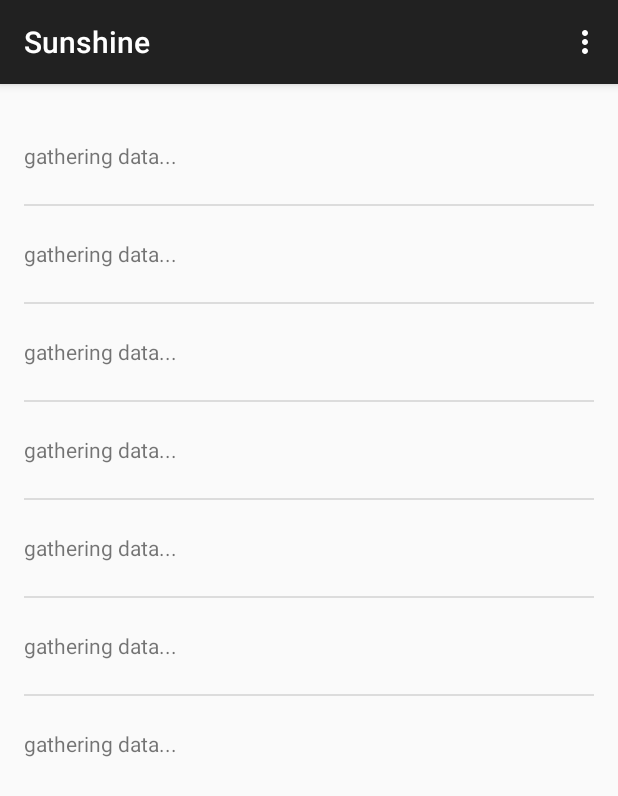
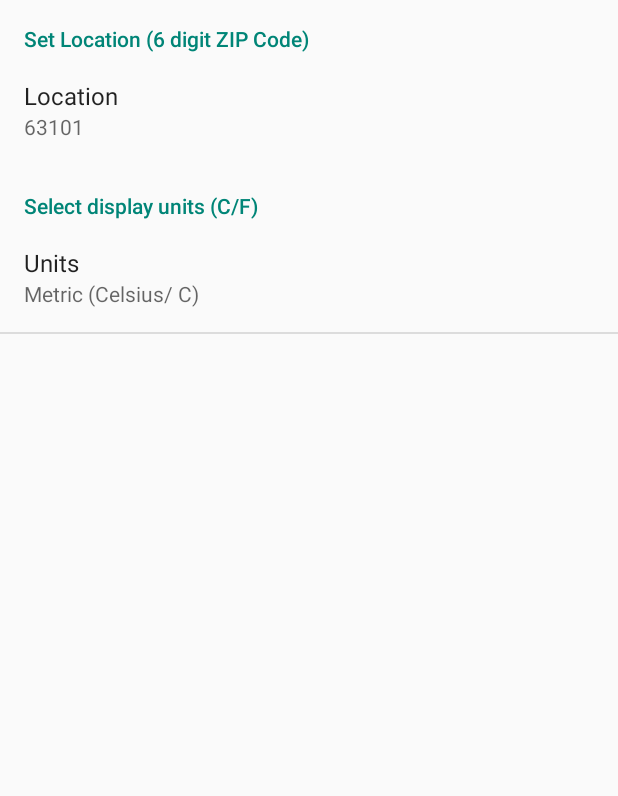
Before and after one commit to mnasty/Sunshine, an Android app: the screen it shows after launch (MainActivity before the commit, SettingsActivity after it), in the options menu, after a tap on "Settings", on a phone screen of 412 x 824 dp. Shown: the top 796 px of the screen. Run offline under Robolectric (Android 15) with nearby library versions, the phone set to English and light mode, and no system bars; 5 statements that could not run were skipped.

Commit message:
Can now enter location & select units from SettingsActivity as well as show User Location on Map

```diff
--- a/Sunshine-Version-2/app/src/main/java/com/example/android/sunshine/app/DetailActivity.java
+++ b/Sunshine-Version-2/app/src/main/java/com/example/android/sunshine/app/DetailActivity.java
@@ -40,7 +40,11 @@ public class DetailActivity extends ActionBarActivity {
         int id = item.getItemId();
 
         //noinspection SimplifiableIfStatement
-        if (id == R.id.action_settings) {
+        if (id == R.id.action_settings)
+        {
+            //Context sContext = getActivity();
+            Intent settingsMenu = new Intent(this, SettingsActivity.class);
+            this.startActivity(settingsMenu);
             return true;
         }
 
--- a/Sunshine-Version-2/app/src/main/java/com/example/android/sunshine/app/ForecastFragment.java
+++ b/Sunshine-Version-2/app/src/main/java/com/example/android/sunshine/app/ForecastFragment.java
@@ -6,9 +6,11 @@ package com.example.android.sunshine.app;
 
 import android.content.Context;
 import android.content.Intent;
+import android.content.SharedPreferences;
 import android.net.Uri;
 import android.os.AsyncTask;
 import android.os.Bundle;
+import android.preference.PreferenceManager;
 import android.support.v4.app.Fragment;
 import android.text.format.Time;
 import android.util.Log;
@@ -21,6 +23,7 @@ import android.view.ViewGroup;
 import android.widget.AdapterView;
 import android.widget.ArrayAdapter;
 import android.widget.ListView;
+import android.widget.Toast;
 
 import org.json.JSONArray;
 import org.json.JSONException;
@@ -41,7 +44,63 @@ import java.util.List;
 public class ForecastFragment extends Fragment {
     private ArrayAdapter<String> mForecastAdapter;
 
+    //set number of days for the forecast query
+    int numDays = 7;
+
     public void ForecastFragment() {
+    }
+
+    //series of helper methods to simplify repeated processes & reduce repeating self
+
+    //launches the asyncTask to get weather data from server with the zip code currently stored in the settings
+    private void updateForecast()
+    {
+        FetchWeatherTask f = new FetchWeatherTask();
+        f.execute(getZip());
+    }
+
+    //retrieves the current units of measure stored in SharedPreferences
+    private String getUnits()
+    {
+        //creates object, retrieves defaults
+        SharedPreferences sharedPref = PreferenceManager.getDefaultSharedPreferences(getActivity());
+        //assigns key (choice) or the specified default if otherwise unavailable
+        String units = sharedPref.getString(getString(R.string.pref_temp_key), getString(R.string.pref_temp_default));
+        return units;
+    }
+
+    //retrieves the current zip code location stored in SharedPreferences
+    private String getZip()
+    {
+        //..
+        SharedPreferences sharedPref = PreferenceManager.getDefaultSharedPreferences(getActivity());
+        //..
+        String location = sharedPref.getString(getString(R.string.pref_location_key), getString(R.string.pref_location_default));
+        return location;
+    }
+
+    //provides the actionable code for the menu option to show current location (zip in SharedPrefs) on map
+    private void showMap(String zip)
+    {
+        //uses the get zip method with the beginning of the query to construct the URI
+        Uri geoLocation = Uri.parse("geo:0,0?q=" + zip);
+        Context mContext = getActivity();
+        Intent mapIntent = new Intent(Intent.ACTION_VIEW);
+        mapIntent.setData(geoLocation);
+
+        //launches implicit intent if there is a supported app available
+        if (mapIntent.resolveActivity(mContext.getPackageManager()) != null)
+        {
+            startActivity(mapIntent);
+        }
+        //if there is no suitable app to open the geoLocation query in, we write a toast notifying user of this
+        else
+        {
+            CharSequence toastText = "There is no maps app available to open. Install a suitable maps app to continue..";
+            int duration = Toast.LENGTH_LONG;
+            Toast toast = Toast.makeText(mContext, toastText, duration);
+            toast.show();
+        }
     }
 
     @Override
@@ -62,11 +121,29 @@ public class ForecastFragment extends Fragment {
         int id = item.getItemId();
 
         //noinspection SimplifiableIfStatement
-        if (id == R.id.action_refresh) {
-            FetchWeatherTask f = new FetchWeatherTask();
-            f.execute("63101");
+        if (id == R.id.action_refresh)
+        {
+            //updates the forecast upon selection of the menu item
+            updateForecast();
             return true;
         }
+
+        //noinspection SimplifiableIfStatement
+        if (id == R.id.action_settings)
+        {
+            //launches the SettingsActivity upon selection of the menu item
+            Context sContext = getActivity();
+            Intent settingsMenu = new Intent(sContext, SettingsActivity.class);
+            sContext.startActivity(settingsMenu);
+            return true;
+        }
+
+        if (id == R.id.action_showMap)
+        {
+            showMap(getZip());
+            return true;
+        }
+
         return super.onOptionsItemSelected(item);
     }
 
@@ -75,21 +152,18 @@ public class ForecastFragment extends Fragment {
                              Bundle savedInstanceState) {
         View rootView = inflater.inflate(R.layout.fragment_main, container, false);
 
-
-
-        FetchWeatherTask f = new FetchWeatherTask();
-        f.execute("63101");
-
+        //dummy ArrayList updated to show the user something if there is time enough for any lapse while rendering/receiving weather data
         final List<String> forecastList = new ArrayList<>(Arrays.asList("gathering data...", "gathering data...", "gathering data...", "gathering data...", "gathering data...", "gathering data...", "gathering data..."));
         mForecastAdapter = new ArrayAdapter<>(getActivity(), R.layout.list_item_forecast, R.id.list_item_forecast_textview, forecastList);
 
+        //open the item contents in it's own DetailActivity
         ListView listView = (ListView) rootView.findViewById(R.id.listview_forecast);
         listView.setAdapter(mForecastAdapter);
         listView.setOnItemClickListener(new AdapterView.OnItemClickListener() {
             @Override
             public void onItemClick(AdapterView<?> parent, View view, int position, long id) {
                 Context thisContext = getActivity().getApplicationContext();
-                CharSequence text = "Item " + (position + 1) + ": " + forecastList.get(position);
+                CharSequence text = "Day " + (position + 1) + "/" + numDays + ": " + forecastList.get(position);
                 Intent detailIntent = new Intent(thisContext, DetailActivity.class);
                 detailIntent.putExtra("text", text);
                 startActivity(detailIntent);
@@ -99,9 +173,14 @@ public class ForecastFragment extends Fragment {
         return rootView;
     }
 
+    @Override
+    public void onStart()
+    {
+        super.onStart();
+        updateForecast();
+    }
+
     public class FetchWeatherTask extends AsyncTask<String, Void, String[]> {
-
-        int numDays = 7;
 
         private final String LOG_TAG = FetchWeatherTask.class.getSimpleName();
 
@@ -226,7 +305,7 @@ public class ForecastFragment extends Fragment {
                 uri.appendPath("daily");
                 uri.appendQueryParameter("zip", postcode[0]);
                 uri.appendQueryParameter("mode", "json");
-                uri.appendQueryParameter("units", "imperial");
+                uri.appendQueryParameter("units", getUnits());
                 uri.appendQueryParameter("cnt", "7");
 
                 //modified app/build.gradle to globally distribute the api key for openweathermap and contained it here for the network call
@@ -298,7 +377,7 @@ public class ForecastFragment extends Fragment {
                 Log.e(LOG_TAG, e.getMessage(), e);
                 e.printStackTrace();
             }
-            // Null will only happen if there was an error getting or parsing the forecast.
+            // null will only happen if there was an error getting or parsing the forecast.
             return null;
         }
 
--- a/Sunshine-Version-2/app/src/main/java/com/example/android/sunshine/app/MainActivity.java
+++ b/Sunshine-Version-2/app/src/main/java/com/example/android/sunshine/app/MainActivity.java
@@ -1,11 +1,10 @@
 package com.example.android.sunshine.app;
 
 import android.net.Uri;
+import android.os.Bundle;
 import android.support.v7.app.ActionBarActivity;
-import android.os.Bundle;
 import android.view.Menu;
 import android.view.MenuItem;
-
 
 import com.google.android.gms.appindexing.Action;
 import com.google.android.gms.appindexing.AppIndex;
@@ -44,14 +43,8 @@ public class MainActivity extends ActionBarActivity {
     @Override
     public boolean onOptionsItemSelected(MenuItem item) {
         // Handle action bar item clicks here.
-        int id = item.getItemId();
-
-        //noinspection SimplifiableIfStatement
-        if (id == R.id.action_settings)
-        {
-            return true;
-        }
-
+        //int id = item.getItemId();
+        //*all functional data for this method is overridden via other classes
         return super.onOptionsItemSelected(item);
     }
 
--- /dev/null
+++ b/Sunshine-Version-2/app/src/main/java/com/example/android/sunshine/app/SettingsActivity.java
@@ -0,0 +1,71 @@
+package com.example.android.sunshine.app;
+
+import android.os.Bundle;
+import android.preference.ListPreference;
+import android.preference.Preference;
+import android.preference.PreferenceActivity;
+import android.preference.PreferenceManager;
+
+/**
+ * A {@link PreferenceActivity} that presents a set of application settings.
+ * <p>
+ * See <a href="http://developer.android.com/design/patterns/settings.html">
+ * Android Design: Settings</a> for design guidelines and the <a
+ * href="http://developer.android.com/guide/topics/ui/settings.html">Settings
+ * API Guide</a> for more information on developing a Settings UI.
+ */
+@SuppressWarnings("all")
+public class SettingsActivity extends PreferenceActivity
+        implements Preference.OnPreferenceChangeListener {
+
+    @Override
+    public void onCreate(Bundle savedInstanceState) {
+        super.onCreate(savedInstanceState);
+        // Add 'general' preferences, defined in the XML file
+        addPreferencesFromResource(R.xml.pref_general);
+
+
+        // For all preferences, attached an OnPreferenceChangeListener so the UI summary can be
+        // updated when the preference changes.
+        bindPreferenceSummaryToValue(findPreference(getString(R.string.pref_location_key)));
+        bindPreferenceSummaryToValue(findPreference(getString(R.string.pref_temp_key)));
+    }
+
+    /**
+     * Attaches a listener so the summary is always updated with the preference value.
+     * Also fires the listener once, to initialize the summary (so it shows up before the value
+     * is changed.)
+     */
+    private void bindPreferenceSummaryToValue(Preference pref) {
+        // Set the listener to watch for value changes.
+        pref.setOnPreferenceChangeListener(this);
+
+
+        // Trigger the listener immediately with the preference's
+        // current value.
+        onPreferenceChange(pref,
+                PreferenceManager
+                        .getDefaultSharedPreferences(pref.getContext())
+                        .getString(pref.getKey(), ""));
+    }
+
+    @Override
+    public boolean onPreferenceChange(Preference preference, Object value) {
+        String stringValue = value.toString();
+
+        if (preference instanceof ListPreference) {
+            // For list preferences, look up the correct display value in
+            // the preference's 'entries' list (since they have separate labels/values).
+            ListPreference listPreference = (ListPreference) preference;
+            int prefIndex = listPreference.findIndexOfValue(stringValue);
+            if (prefIndex >= 0) {
+                preference.setSummary(listPreference.getEntries()[prefIndex]);
+            }
+        } else {
+            // For other preferences, set the summary to the value's simple string representation.
+            preference.setSummary(stringValue);
+        }
+        return true;
+    }
+
+}
--- a/Sunshine-Version-2/app/src/main/res/menu/main.xml
+++ b/Sunshine-Version-2/app/src/main/res/menu/main.xml
@@ -1,8 +1,14 @@
-<menu xmlns:android="http://schemas.android.com/apk/res/android"
+<menu xmlns:droid="http://schemas.android.com/apk/res/android"
     xmlns:app="http://schemas.android.com/apk/res-auto"
     xmlns:tools="http://schemas.android.com/tools" tools:context=".MainActivity">
-    <item android:id="@+id/action_settings"
-        android:title="@string/action_settings"
-        android:orderInCategory="100"
+
+    <item droid:id="@+id/action_settings"
+        droid:title="@string/action_settings"
+        droid:orderInCategory="100"
+        app:showAsAction="never" />
+
+    <item droid:id="@+id/action_showMap"
+        droid:title="@string/action_showMap_title"
+        droid:orderInCategory="100"
         app:showAsAction="never" />
 </menu>
--- /dev/null
+++ b/Sunshine-Version-2/app/src/main/res/values/arrays.xml
@@ -0,0 +1,14 @@
+<?xml version="1.0" encoding="utf-8"?>
+<resources>
+
+    <string-array name="string_prefs_units">
+        <item name="item_units_metric">Metric (Celsius/ C)</item>
+        <item name="item_units_imperial">Imperial (Fahrenheit/ F)</item>
+    </string-array>
+
+    <string-array name="string_prefs_units_entryValues">
+        <item name="item_entryValues_metric">metric</item>
+        <item name="item_entryValues_imperial">imperial</item>
+    </string-array>
+
+</resources>
--- a/Sunshine-Version-2/app/src/main/res/values/strings.xml
+++ b/Sunshine-Version-2/app/src/main/res/values/strings.xml
@@ -3,8 +3,25 @@
 
     <string name="app_name">Sunshine</string>
     <string name="hello_world">Hello world!</string>
+
     <string name="action_settings">Settings</string>
     <string name="action_refresh">Refresh Me!</string>
-    <string name="title_activity_detail">DetailActivity</string>
+    <string name="action_showMap_title">Show Location On Map..</string>
+
+    <string name="title_activity_detail">Up Close</string>
+    <string name="title_settings_activity">Settings</string>
+
+    <string name="pref_location_label">Location</string>
+    <string name="pref_location_key" translatable="false">location</string>
+    <string name="pref_location_default" translatable="false">63101</string>
+
+    <string name="settings_title">Settings</string>
+
+    <string name="pref_cat_a_title">Set Location (6 digit ZIP Code)</string>
+    <string name="pref_cat_b_title">Select display units (C/F)</string>
+    <string name="pref_temp_label">Units</string>
+    <string name="pref_temp_key">units</string>
+    <string name="pref_temp_default">metric</string>
+
 
 </resources>
--- /dev/null
+++ b/Sunshine-Version-2/app/src/main/res/xml/pref_general.xml
@@ -0,0 +1,33 @@
+<?xml version="1.0" encoding="utf-8"?>
+<PreferenceScreen xmlns:droid="http://schemas.android.com/apk/res/android"
+    droid:layout_width="match_parent"
+    droid:layout_height="match_parent"
+    droid:title="@string/settings_title">
+
+    <PreferenceCategory
+        droid:title="@string/pref_cat_a_title">
+
+        <EditTextPreference
+        droid:title="@string/pref_location_label"
+        droid:key="@string/pref_location_key"
+        droid:defaultValue="@string/pref_location_default"
+        droid:inputType="text"
+        droid:singleLine="true"
+        />
+
+    </PreferenceCategory>
+
+    <PreferenceCategory
+        droid:title="@string/pref_cat_b_title">
+
+        <ListPreference
+            droid:title="@string/pref_temp_label"
+            droid:key="@string/pref_temp_key"
+            droid:entries="@array/string_prefs_units"
+            droid:entryValues="@array/string_prefs_units_entryValues"
+            droid:defaultValue="@string/pref_temp_default"
+            />
+
+    </PreferenceCategory>
+
+</PreferenceScreen>
```
Also changed, not shown: Sunshine-Version-2/app/src/main/AndroidManifest.xml (+10 -0 lines), Sunshine-Version-2/app/src/main/res/layout/activity_settings.xml (added, +13 -0 lines).
